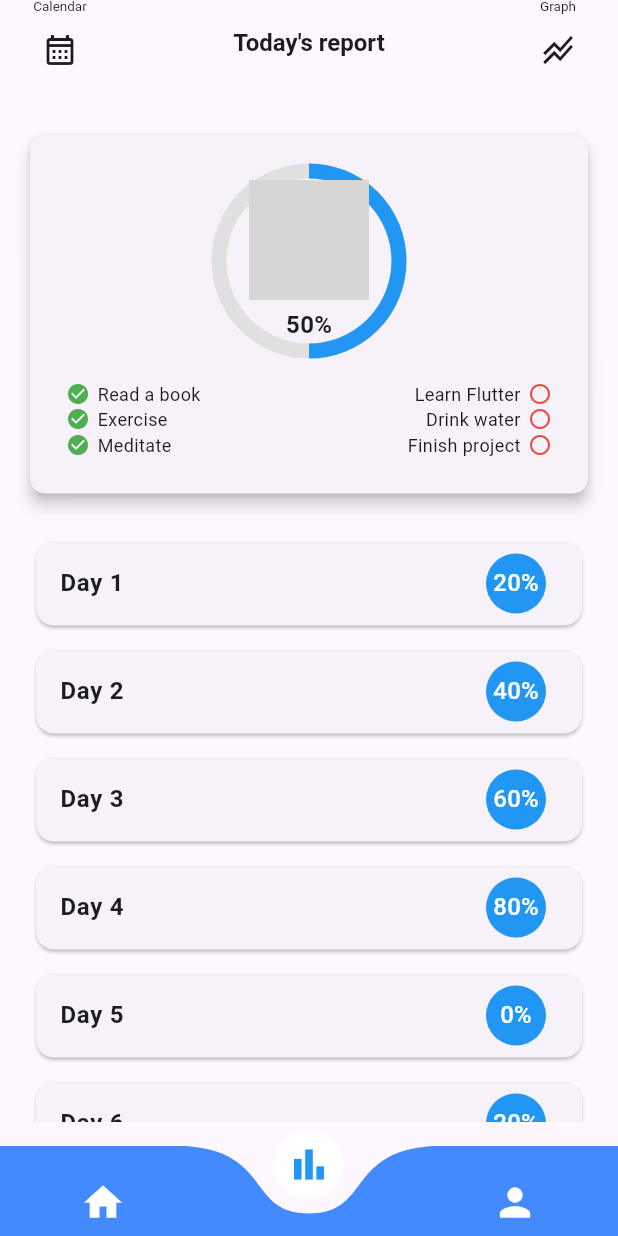
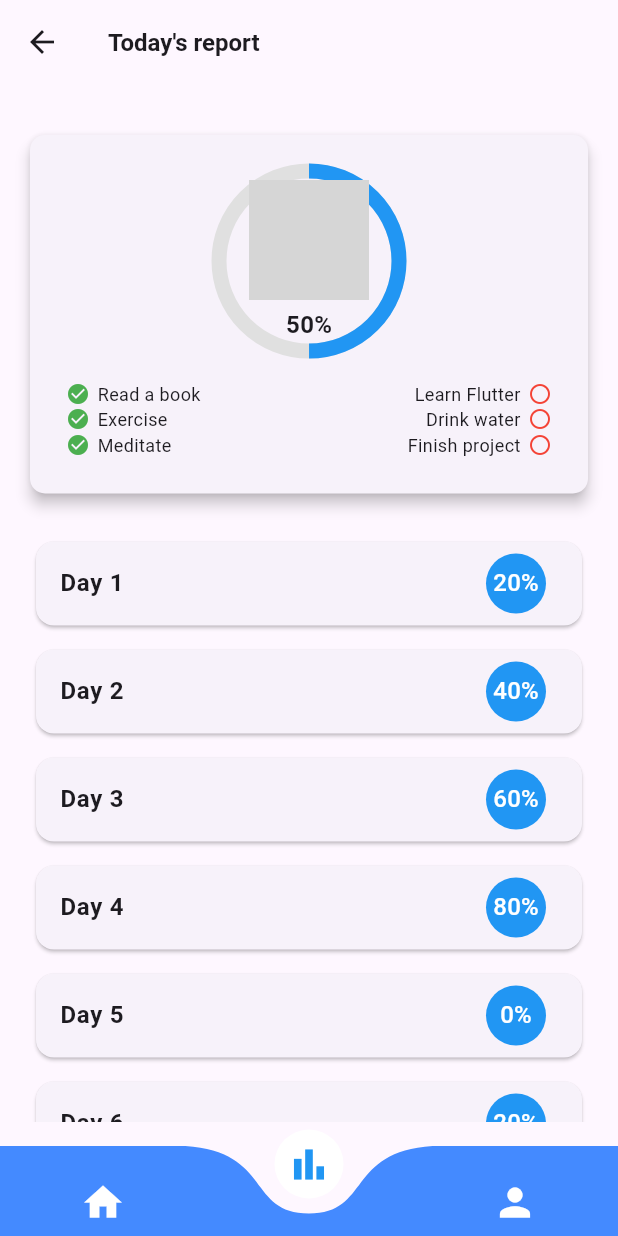
Before and after one commit to AlshaimaaAbdElnaeem/Habit-Tracker, a Flutter app: the HomeScreen screen opened directly, item 5 of the bottom bar chosen, on a phone screen of 412 x 824 dp. Run offline on Flutter 3.47's test engine with Material 3 defaults, Android fonts, the phone set to English and light mode, and no system bars; drawn by our look-alikes of curved_navigation_bar; our stand-ins replace go_router, percent_indicator; grey boxes are pictures that could not be loaded.

Commit message:
editing appbar of report page

```diff
--- a/lib/features/report/presentation/views/CalenderPage.dart
+++ /dev/null
@@ -1,5 +0,0 @@
-class CalenderPage {
-  void call() {
-    print("Calender Page");
-  }
-}
--- a/lib/features/report/presentation/views/GraphPage.dart
+++ /dev/null
@@ -1,5 +0,0 @@
-class GraphPage {
-  void call() {
-    print("Graph Page");
-  }
-}
--- a/lib/features/report/presentation/views/report_page.dart
+++ b/lib/features/report/presentation/views/report_page.dart
@@ -1,17 +1,9 @@
 import 'package:flutter/material.dart';
-
-import 'CalenderPage.dart';
-import 'GraphPage.dart';
-
-
 
 class ReportPage extends StatelessWidget {
   @override
   Widget build(BuildContext context) {
-    return MaterialApp(
-      debugShowCheckedModeBanner: false,
-      home: ReportPageCall(),
-    );
+    return ReportPageCall();
   }
 }
 
@@ -60,38 +52,7 @@ class _ReportPageState extends State<ReportPageCall> {
       appBar: PreferredSize(
         preferredSize: Size.fromHeight(70.0), //the height of the AppBar
         child: AppBar(
-          title: Row(
-            mainAxisAlignment: MainAxisAlignment.spaceBetween,
-            children: <Widget>[
-              // Left Icon (Calendar)
-              Column(
-                mainAxisSize: MainAxisSize.max,
-                children: [
-                  Text(
-                    'Calendar',
-                    style: TextStyle(fontSize: 9),
-                  ),
-                  IconButton(
-                    icon: Icon(Icons.calendar_month_outlined),
-                    onPressed: () {
-                      // Navigator.push(
-                      //   context,
-                      //   MaterialPageRoute(builder: (context) => CalenderPage()),
-                      // );
-                    },
-                  ),
-                ],
-              ),
-              // Spacer between columns
-              SizedBox(width: 20),
-              // Middle Text (Report) - clickable
-              GestureDetector(
-                onTap: () {
-                  // Navigator.push(
-                  //   context,
-                  //   MaterialPageRoute(builder: (context) => ReportPage()),
-                  // );
-                },
+          title: Container(
             child: Text(
               'Today\'s report',
               style: TextStyle(
@@ -99,29 +60,6 @@ class _ReportPageState extends State<ReportPageCall> {
                 fontWeight: FontWeight.bold,
               ),
             ),
-              ),
-              // Spacer between columns
-              SizedBox(width: 20),
-              // Right Icon (Graph)
-              Column(
-                mainAxisSize: MainAxisSize.max,
-                children: [
-                  Text(
-                    'Graph',
-                    style: TextStyle(fontSize: 9),
-                  ),
-                  IconButton(
-                    icon: Icon(Icons.stacked_line_chart_outlined),
-                    onPressed: () {
-                      // Navigator.push(
-                      //   context,
-                      //   MaterialPageRoute(builder: (context) => GraphPage()),
-                      // );
-                    },
-                  ),
-                ],
-              ),
-            ],
           ),
         ),
       ),
```
Lines whose indentation alone changed are shown as unchanged.
